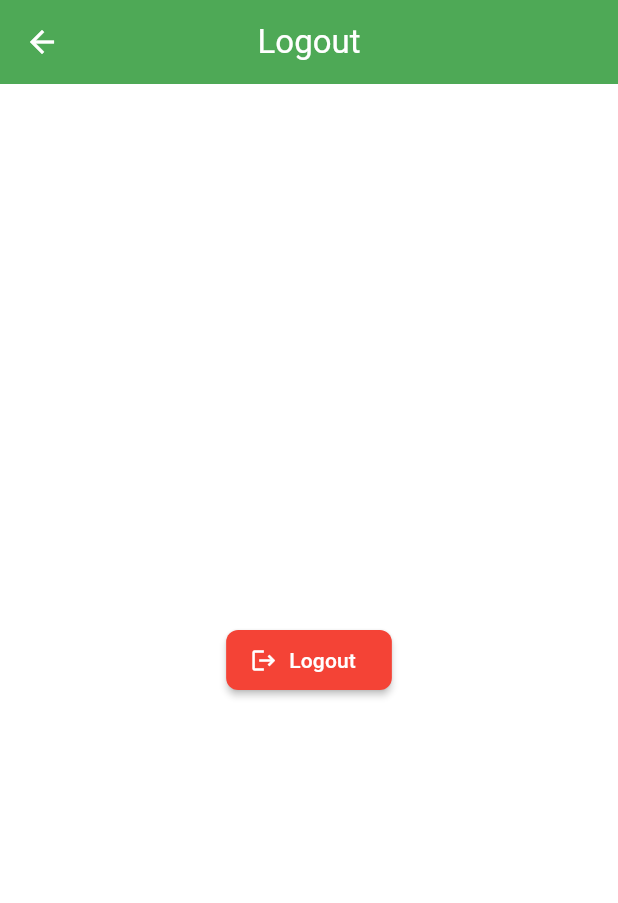
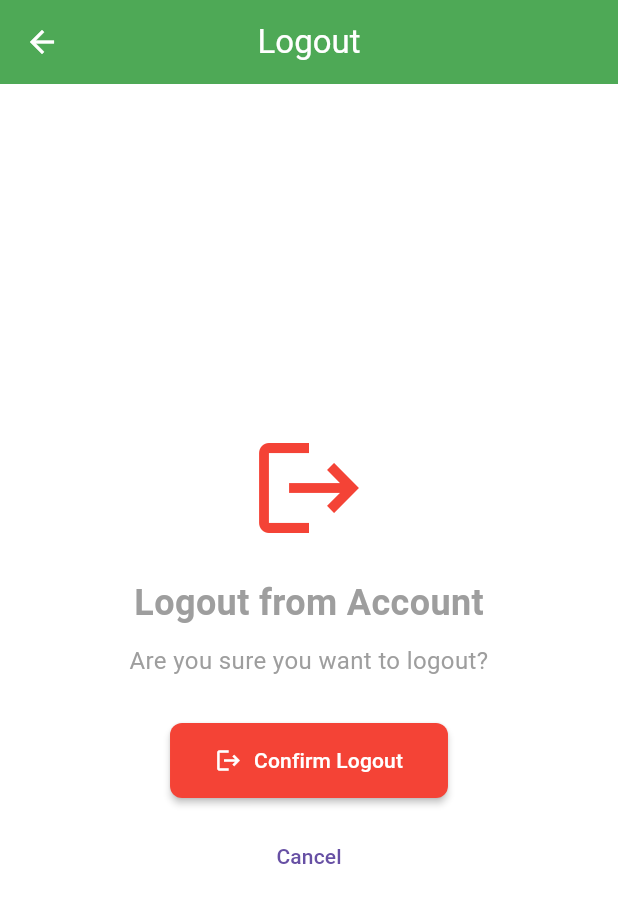
Before and after one commit to desh009/polli_e_commerce_app, a Flutter app: the LogoutView screen opened by its route, on a phone screen of 412 x 824 dp. Shown: the top 903 px of the screen. Run offline on Flutter 3.47's test engine with Material 3 defaults, Android fonts, the phone set to English and light mode, and no system bars; our stand-ins replace carousel_slider, get, get_storage, logger, shared_preferences; accounts and stored records are empty; network calls fail; Roboto replaces fonts that are missing (Bangla).

Commit message:
extreme_security_in_load

```diff
--- a/lib/moduls/Log_out/controller/log_out_controller.dart
+++ b/lib/moduls/Log_out/controller/log_out_controller.dart
@@ -1,19 +1,33 @@
+// moduls/Log_out/controller/log_out_controller.dart
+import 'package:flutter/material.dart';
 import 'package:get/get.dart';
+import 'package:polli_e_commerce_app/core/screen/catergory/product_1_api_response/Login_screen/controller/login_controller.dart';
 
 class LogoutController extends GetxController {
   var isLoggingOut = false.obs;
+  final EpicAuthController authController = Get.find(); // ✅ Use main auth controller
 
   Future<void> logout() async {
     isLoggingOut.value = true;
 
-    await Future.delayed(const Duration(seconds: 2)); // API call এর simulation
+    try {
+      print('🔄 LogoutController: Starting logout process...');
 
-    isLoggingOut.value = false;
+      // ✅ Use the main auth controller for proper logout
+      await authController.executeUserLogout();
 
-    // Logout সফল হলে
-    Get.snackbar("Logout", "You have been logged out successfully.");
+      print('✅ LogoutController: Logout completed successfully');
 
-    // এখানে চাইলে storage clear করে login page এ পাঠানো যাবে
-    // await Get.offAllNamed('/login');
+    } catch (e) {
+      print('❌ LogoutController: Error during logout: $e');
+      Get.snackbar(
+        "Logout Error",
+        "Something went wrong during logout",
+        backgroundColor: Colors.red,
+        colorText: Colors.white,
+      );
+    } finally {
+      isLoggingOut.value = false;
+    }
   }
 }
--- a/lib/moduls/Log_out/view/logout_view.dart
+++ b/lib/moduls/Log_out/view/logout_view.dart
@@ -1,3 +1,4 @@
+// moduls/Log_out/view/log_out_view.dart
 import 'package:flutter/material.dart';
 import 'package:get/get.dart';
 import 'package:polli_e_commerce_app/moduls/Log_out/controller/log_out_controller.dart';
@@ -11,23 +12,65 @@ class LogoutView extends GetView<LogoutController> {
       appBar: AppBar(
         title: const Text("Logout"),
         centerTitle: true,
+        leading: IconButton(
+          icon: Icon(Icons.arrow_back),
+          onPressed: () => Get.back(),
+        ),
       ),
       body: Center(
-        child: Obx(() {
+        child: Padding(
+          padding: const EdgeInsets.all(20.0),
+          child: Column(
+            mainAxisAlignment: MainAxisAlignment.center,
+            children: [
+              Icon(Icons.logout, size: 80, color: Colors.red),
+              SizedBox(height: 20),
+              Text(
+                "Logout from Account",
+                style: TextStyle(fontSize: 24, fontWeight: FontWeight.bold),
+              ),
+              SizedBox(height: 10),
+              Text(
+                "Are you sure you want to logout?",
+                style: TextStyle(fontSize: 16, color: Colors.grey),
+                textAlign: TextAlign.center,
+              ),
+              SizedBox(height: 30),
+              Obx(() {
                 return controller.isLoggingOut.value
-              ? const CircularProgressIndicator(
-
+                    ? Column(
+                        children: [
+                          CircularProgressIndicator(),
+                          SizedBox(height: 20),
+                          Text("Logging out..."),
+                        ],
                       )
-              : ElevatedButton.icon(
+                    : Column(
+                        children: [
+                          ElevatedButton.icon(
                             onPressed: controller.logout,
-                  icon: const Icon(Icons.logout),
-                  label: const Text("Logout"),
+                            icon: Icon(Icons.logout),
+                            label: Text("Confirm Logout"),
                             style: ElevatedButton.styleFrom(
                               backgroundColor: Colors.red,
                               foregroundColor: Colors.white,
+                              padding: EdgeInsets.symmetric(
+                                horizontal: 30,
+                                vertical: 15,
                               ),
+                            ),
+                          ),
+                          SizedBox(height: 15),
+                          TextButton(
+                            onPressed: () => Get.back(),
+                            child: Text("Cancel"),
+                          ),
+                        ],
                       );
               }),
+            ],
+          ),
+        ),
       ),
     );
   }
```
Also changed, not shown: lib/core/screen/catergory/product_1_api_response/Login_screen/controller/login_controller.dart (+54 -56 lines), lib/moduls/Log_out/binder/log_out_binder.dart (line endings or trailing spaces). Lines whose indentation alone changed are shown as unchanged.
